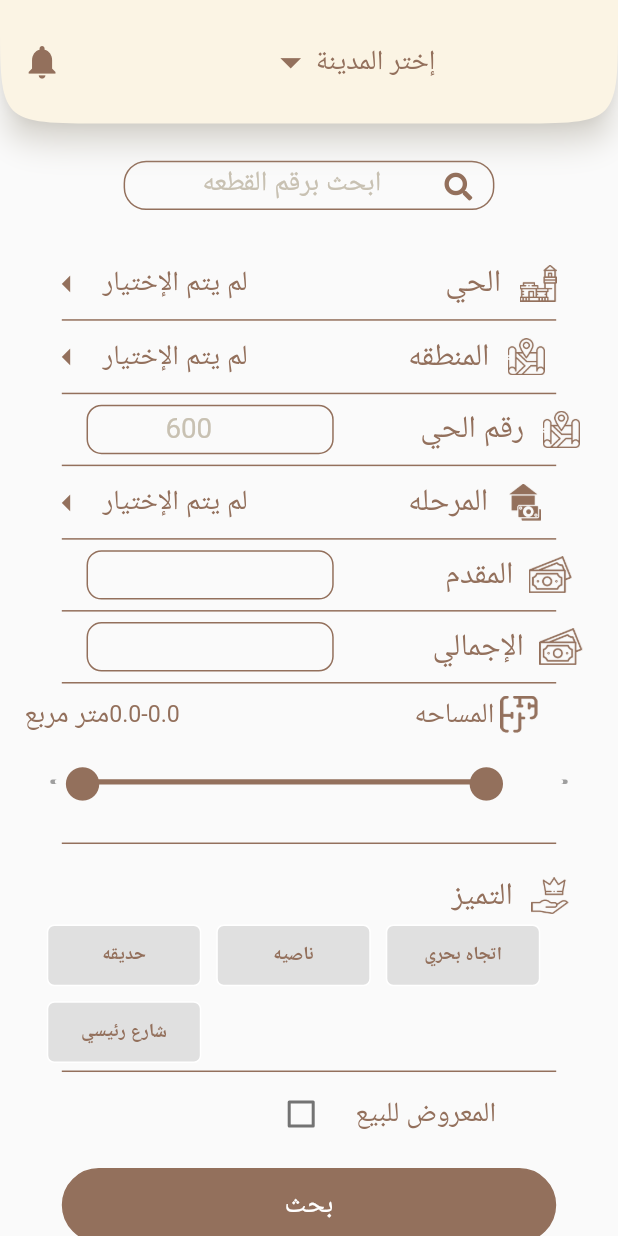
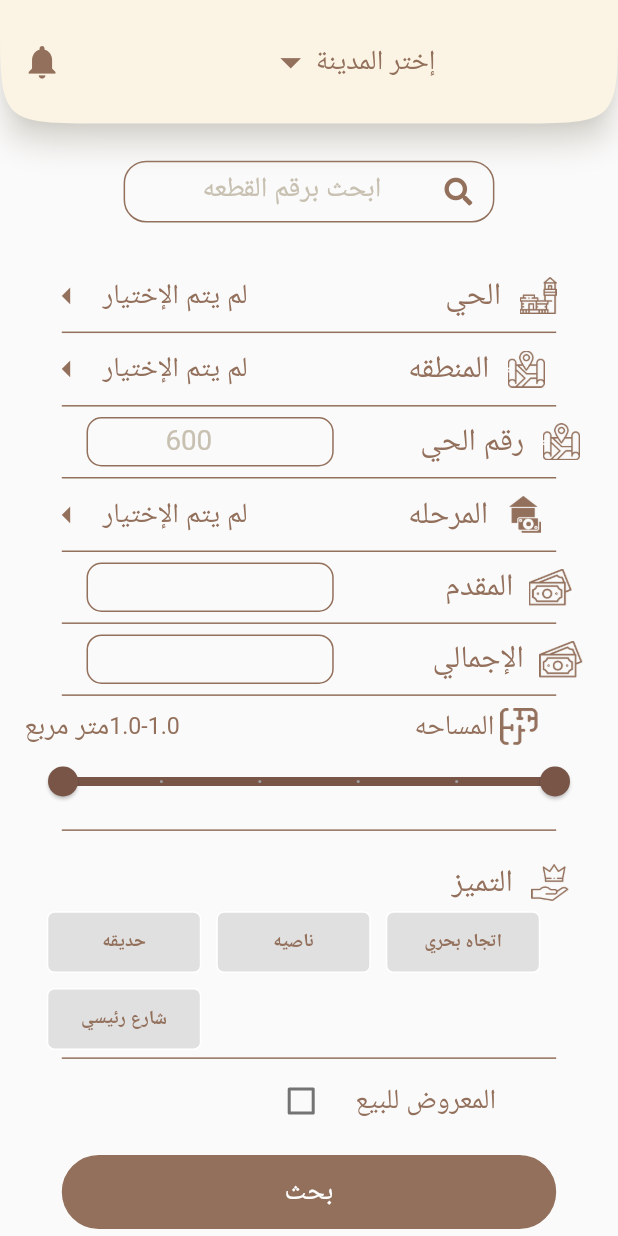
Before and after one commit to Ibrahimadhraf/Bait_watan, a Flutter app: the HomeScreen screen opened directly, on a phone screen of 412 x 824 dp. Run offline on Flutter 3.47's test engine with Material 2 defaults, Android fonts, the phone set to English and light mode, and no system bars; drawn by our look-alikes of flutter_xlider, keyboard_dismisser; our stand-ins replace flutter_icons, font_awesome_flutter, get, get_storage; missing offline and left inert: pin_entry_text_field; accounts and stored records are empty.

Commit message:
add more lifecycle final step

```diff
--- a/lib/vew/screens/home_screen.dart
+++ b/lib/vew/screens/home_screen.dart
@@ -64,7 +64,7 @@ class HomeScreen extends StatelessWidget {
                   child: CommonTextControllers.customTextField(
                       labelText: ' ابحث برقم القطعه',
                       inHome: true,
-                      height: SizeConfig().safeBlockVertical * 4,
+                      height: SizeConfig().safeBlockVertical * 5,
                       width: SizeConfig().screenWidth * .6,
                       isObscureText: false,
                       keyboardType: TextInputType.number,
@@ -436,7 +436,9 @@ class HomeScreen extends StatelessWidget {
                                         color: ApplicationColors().textColor,
                                       ),
                                       CostumeText(
-                                        text: '${ref.sliderValueMax}'+'-'+'${ref.sliderValueMin}',
+                                        text: '${ref.selected.start}' +
+                                            '-' +
+                                            '${ref.selected.start}',
                                         fontSize: SizeConfig().fontSize14,
                                         color: ApplicationColors().textColor,
                                       ),
@@ -454,8 +456,10 @@ class HomeScreen extends StatelessWidget {
                                       ),
                                       Image.asset(
                                         'images/plan.png',
-                                        width: SizeConfig().blockSizeVertical * 4,
-                                        height: SizeConfig().blockSizeVertical * 3,
+                                        width:
+                                            SizeConfig().blockSizeVertical * 4,
+                                        height:
+                                            SizeConfig().blockSizeVertical * 3,
                                       )
                                     ],
                                   ),
@@ -467,44 +471,22 @@ class HomeScreen extends StatelessWidget {
                       ],
                     ),
                     Padding(
-                      padding: const EdgeInsets.only(right:8.0 ,left: 8.0),
-                      child:FlutterSlider(
-                        trackBar: FlutterSliderTrackBar(
-                          inactiveTrackBar: BoxDecoration(
-                            borderRadius: BorderRadius.circular(20),
-                            color: Colors.grey,
-                            border: Border.all(width: 3, color:  Colors.grey),
+                        padding: const EdgeInsets.only(right: 8.0, left: 8.0),
+                        child: RangeSlider(
+                          max: ref.sliderValueMax,
+                          min: ref.sliderValueMin,
+                          activeColor: Colors.brown,
+                          inactiveColor: Colors.grey,
+                          values: ref.selected,
+                          onChanged: (RangeValues value) {
+                            ref.updateSlider(values: value);
+                          },
+                          divisions: 5,
+                          labels: RangeLabels(
+                            ref.selected.start.round().toString(),
+                            ref.selected.end.round().toString(),
                           ),
-                          activeTrackBar: BoxDecoration(
-                              borderRadius: BorderRadius.circular(4),
-                              color: ApplicationColors().textColor,
-                          ),
-                        ),
-                        handler: FlutterSliderHandler(
-                          decoration: BoxDecoration(),
-                          child: Container(
-                              padding: EdgeInsets.all(5),
-                              child: Icon(Icons.circle, size: SizeConfig().fontSize17,color: ApplicationColors().textColor,)),
-                        ),
-                        values: [30, 420],
-                        rangeSlider: true,
-
-                        max: 500,
-                        min: 0,
-                        rightHandler: FlutterSliderHandler(
-                            decoration: BoxDecoration(),
-
-                          child:Container(
-                              padding: EdgeInsets.all(5),
-                              child:
-
-                          Icon(Icons.circle, size: SizeConfig().fontSize17,color: ApplicationColors().textColor,))
-                        ),
-                        onDragging: (handlerIndex, lowerValue, upperValue) {
-                                         ref.updateSlider(maxValue: upperValue ,minValue: lowerValue);
-                        },
-                      )
-                    ),
+                        )),
                   ],
                 ),
               ),
@@ -514,8 +496,9 @@ class HomeScreen extends StatelessWidget {
                 color: ApplicationColors().textColor,
               ),
               Padding(
-                padding:
-                EdgeInsets.only(right: SizeConfig().blockSizeHorizontal * 5 ,top:SizeConfig().blockSizeHorizontal * 5 ),
+                padding: EdgeInsets.only(
+                    right: SizeConfig().blockSizeHorizontal * 5,
+                    top: SizeConfig().blockSizeHorizontal * 5),
                 child: Column(
                   children: [
                     Row(
@@ -543,38 +526,41 @@ class HomeScreen extends StatelessWidget {
                 color: ApplicationColors().textColor,
               ),
               Padding(
-                padding:  EdgeInsets.only(left:SizeConfig().blockSizeVertical*20),
+                padding:
+                    EdgeInsets.only(left: SizeConfig().blockSizeVertical * 20),
                 child: CheckboxListTile(
-
                   activeColor: ApplicationColors().textColor,
-                  title: CostumeText(text: 'المعروض للبيع', fontSize: SizeConfig().fontSize15,color: ApplicationColors().textColor,),
-                  value:ref.isRemember,
+                  title: CostumeText(
+                    text: 'المعروض للبيع',
+                    fontSize: SizeConfig().fontSize15,
+                    color: ApplicationColors().textColor,
+                  ),
+                  value: ref.isRemember,
                   onChanged: (newValue) {
                     ref.toggleRememberMe(newValue);
                   },
-                  controlAffinity: ListTileControlAffinity.leading,  //  <-- leading Checkbox
+                  controlAffinity:
+                      ListTileControlAffinity.leading, //  <-- leading Checkbox
                 ),
               ),
               Padding(
                 padding: const EdgeInsets.all(8.0),
                 child: GestureDetector(
                   child: Container(
-                    width: SizeConfig().blockSizeVertical*40,
-                    height: SizeConfig().blockSizeVertical*6,
+                    width: SizeConfig().blockSizeVertical * 40,
+                    height: SizeConfig().blockSizeVertical * 6,
                     decoration: BoxDecoration(
                         color: ApplicationColors().textColor,
                         border: Border.all(
                           color: ApplicationColors().textColor,
                         ),
-                        borderRadius: BorderRadius.all(Radius.circular( SizeConfig().blockSizeVertical*25))
-                    ),
+                        borderRadius: BorderRadius.all(Radius.circular(
+                            SizeConfig().blockSizeVertical * 25))),
                     child: Padding(
                       padding: const EdgeInsets.all(10.0),
-                      child: Center(
-                        child: GestureDetector(
-                          onTap: (){
-
-                          },
+                      child: GestureDetector(
+                        onTap: () {},
+                        child: Center(
                           child: CostumeText(
                             text: 'بحث',
                             color: Colors.white,
--- a/lib/view_model/home_screen_view_model.dart
+++ b/lib/view_model/home_screen_view_model.dart
@@ -10,9 +10,10 @@ class HomeScreenViewModel extends GetxController {
   ValueNotifier<String> _regionChoice = ValueNotifier('لم يتم الإختيار');
   ValueNotifier<String> _stepChoice = ValueNotifier('لم يتم الإختيار');
   ValueNotifier<String> _districtStep = ValueNotifier('لم يتم الإختيار');
-  ValueNotifier<double> _sliderValueMin = ValueNotifier(0);
-  ValueNotifier<double> _sliderValueMax = ValueNotifier(0);
+  ValueNotifier<double> _sliderValueMin = ValueNotifier(1);
+  ValueNotifier<double> _sliderValueMax = ValueNotifier(500);
   ValueNotifier<Color>_notifierColor=ValueNotifier(Colors.white);
+
   ValueNotifier<List<PremiumModel>>_premiumList=ValueNotifier([
     PremiumModel(item: 'حديقه' ,isClicked: false ),
     PremiumModel(item:  'ناصيه', isClicked: false ),
@@ -21,6 +22,13 @@ class HomeScreenViewModel extends GetxController {
 
 
   ]);
+  var selected;
+  @override
+  void onInit() {
+    super.onInit();
+    selected= RangeValues(sliderValueMin ,sliderValueMax);
+  }
+
   ValueNotifier<bool> _isRemembered = ValueNotifier(false);
 
   bool get isRemember=>_isRemembered.value;
@@ -32,6 +40,7 @@ class HomeScreenViewModel extends GetxController {
   String get step => _stepChoice.value;
   String get district => _districtStep.value;
   Color get selectedColor=>_notifierColor.value;
+
   void selectCity(String city) {
     _cityChoice.value = city;
     update();
@@ -48,9 +57,9 @@ class HomeScreenViewModel extends GetxController {
     _districtStep.value= destrict;
     update();
   }
-  void updateSlider( { double minValue ,double maxValue}) {
-           _sliderValueMin.value=minValue.roundToDouble();
-           _sliderValueMax.value=maxValue.roundToDouble();
+  void updateSlider( {RangeValues values}) {
+    selected=values;
+
     update();
   }
   void toggleRememberMe(bool flag){
```
Also changed, not shown: lib/vew/screens/compere_screen.dart (+45 -9 lines).
